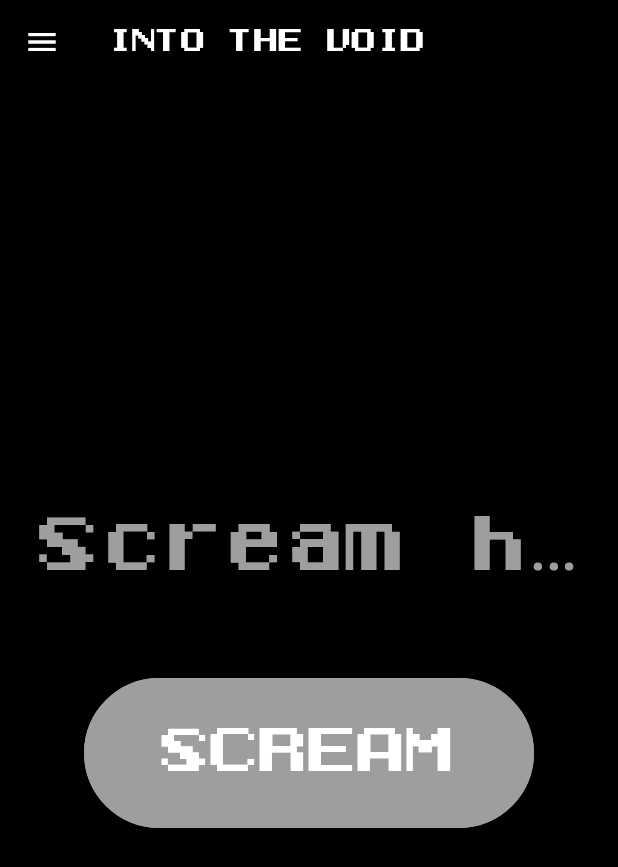
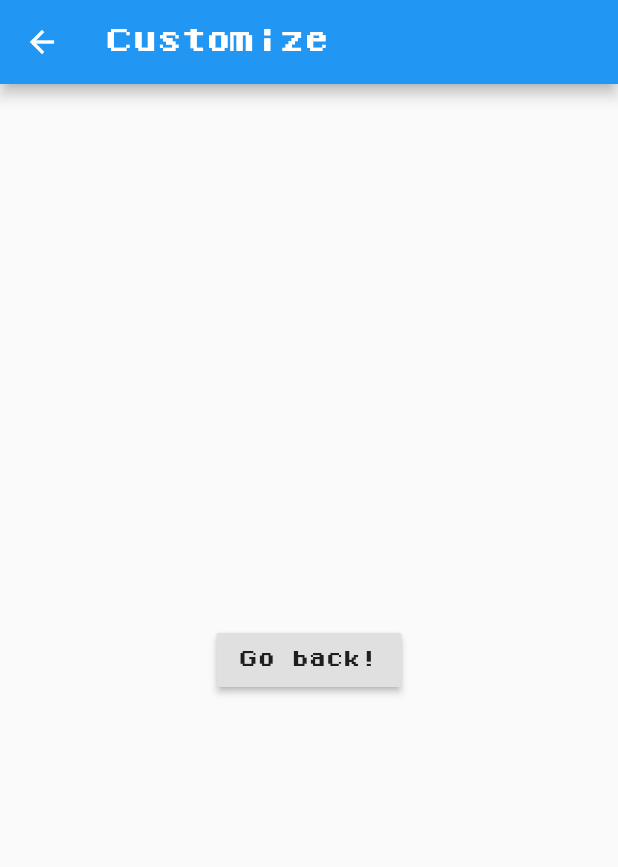
Before and after one commit to yung4/HelloWorld-2-the-squeakquel, a Flutter app: the screen it shows after launch, in the side drawer, after a tap on "hello", on a phone screen of 412 x 824 dp. Shown: the top 867 px of the screen. Run offline on Flutter 3.47's test engine with Material 2 defaults, Android fonts, the phone set to English and light mode, and no system bars; statements that could not run were skipped.

Commit message:
Update main.dart
Added navigation between new "custom" screen and main screen

```diff
--- a/hello_world_2/lib/main.dart
+++ b/hello_world_2/lib/main.dart
@@ -8,10 +8,29 @@ class MyApp extends StatelessWidget {
     return MaterialApp(
       title: 'Flutter Demo',
       theme: ThemeData(
-        primarySwatch: Colors.blue,
+        primarySwatch: Colors.deeppurle[500],
         fontFamily: "Ponderosa"
       ),
       home: MyHomePage(title: 'INTO THE VOID'),
+    );
+  }
+}
+
+class MyCustom extends StatelessWidget {
+  @override
+  Widget build(BuildContext context) {
+    return Scaffold(
+      appBar: AppBar(
+        title: Text("Customize"),
+      ),
+      body: Center(
+        child: RaisedButton(
+          onPressed: () {
+            Navigator.pop(context);
+          },
+          child: Text('Go back!'),
+        ),
+      ),
     );
   }
 }
@@ -143,7 +162,12 @@ class _MyHomePageState extends State<MyHomePage> {
                   ),
                 ),
                 onTap: () {
-                  Navigator.pop(context);
+                 Navigator.push(
+                    context,
+                    MaterialPageRoute(
+                      builder: (context)=> MyCustom(),
+                    ),
+                  );
                 },
               ),
             ],
```
